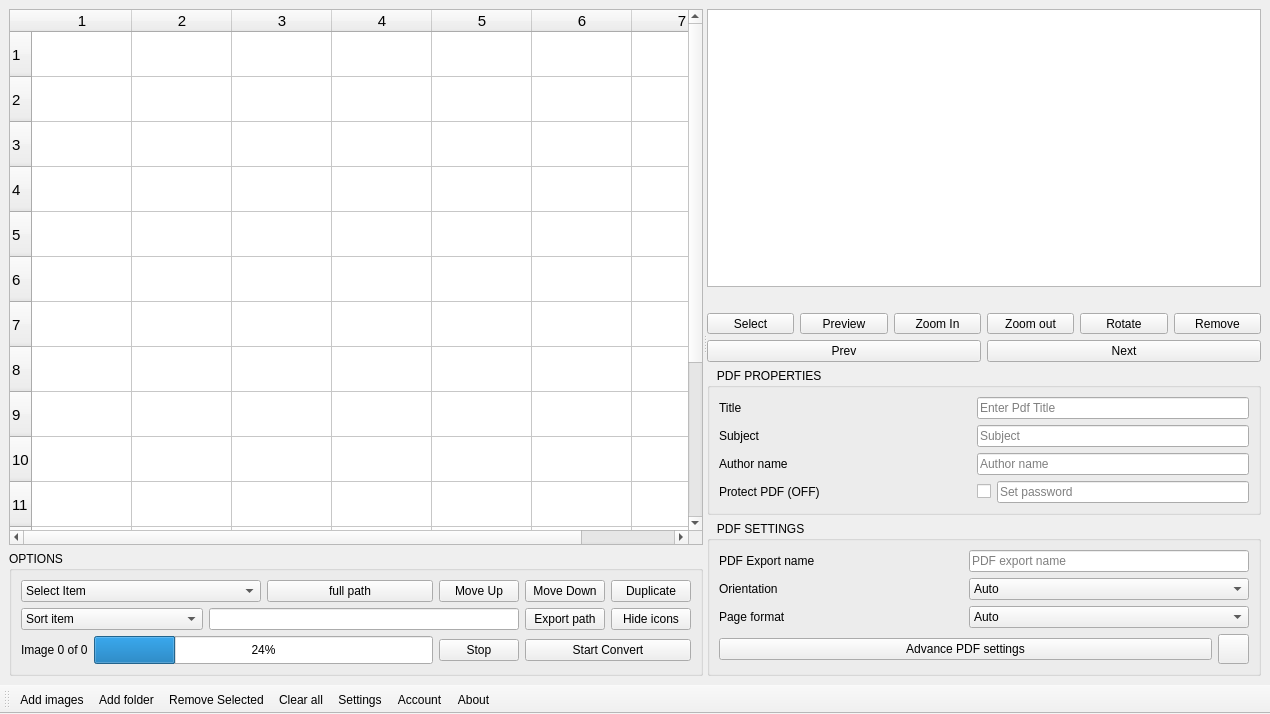
Qt form src/jpg2pdf.ui (rishabh3354/JPG2PDF) before a commit.
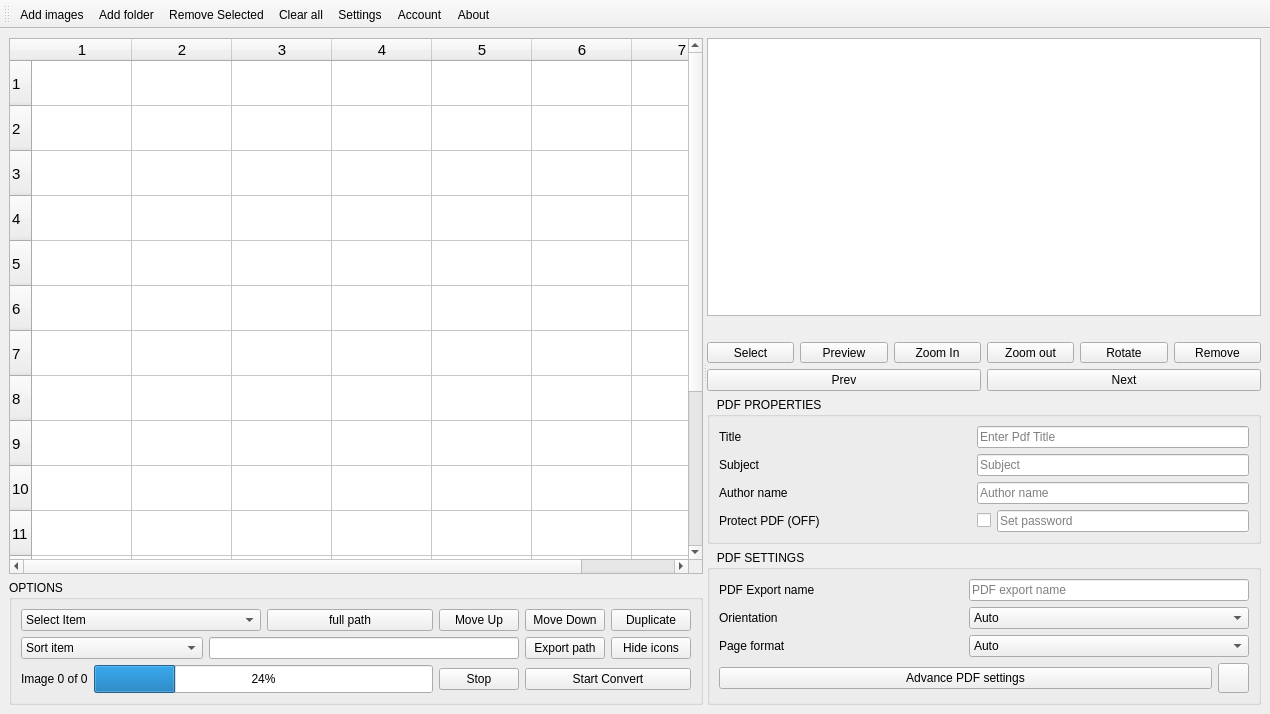
The same form after that commit. Icons and pictures are not drawn.

The edit to the form file:
```diff
--- a/src/jpg2pdf.ui
+++ b/src/jpg2pdf.ui
@@ -974,7 +974,7 @@
     </size>
    </property>
    <attribute name="toolBarArea">
-    <enum>BottomToolBarArea</enum>
+    <enum>TopToolBarArea</enum>
    </attribute>
    <attribute name="toolBarBreak">
     <bool>false</bool>
```
